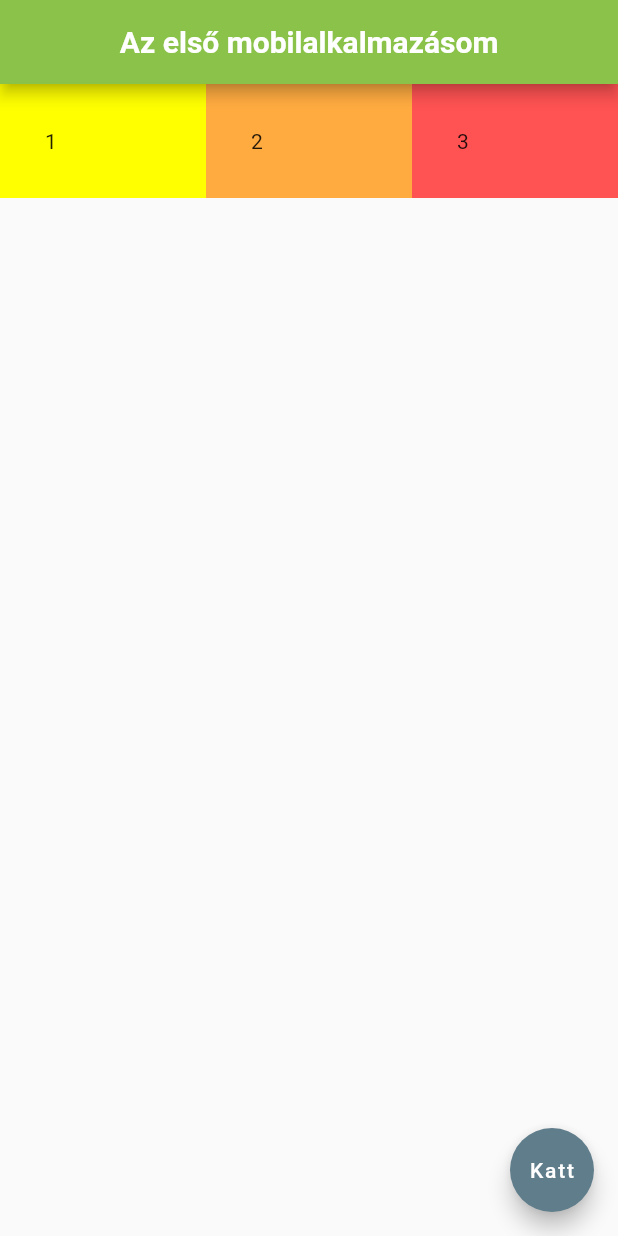
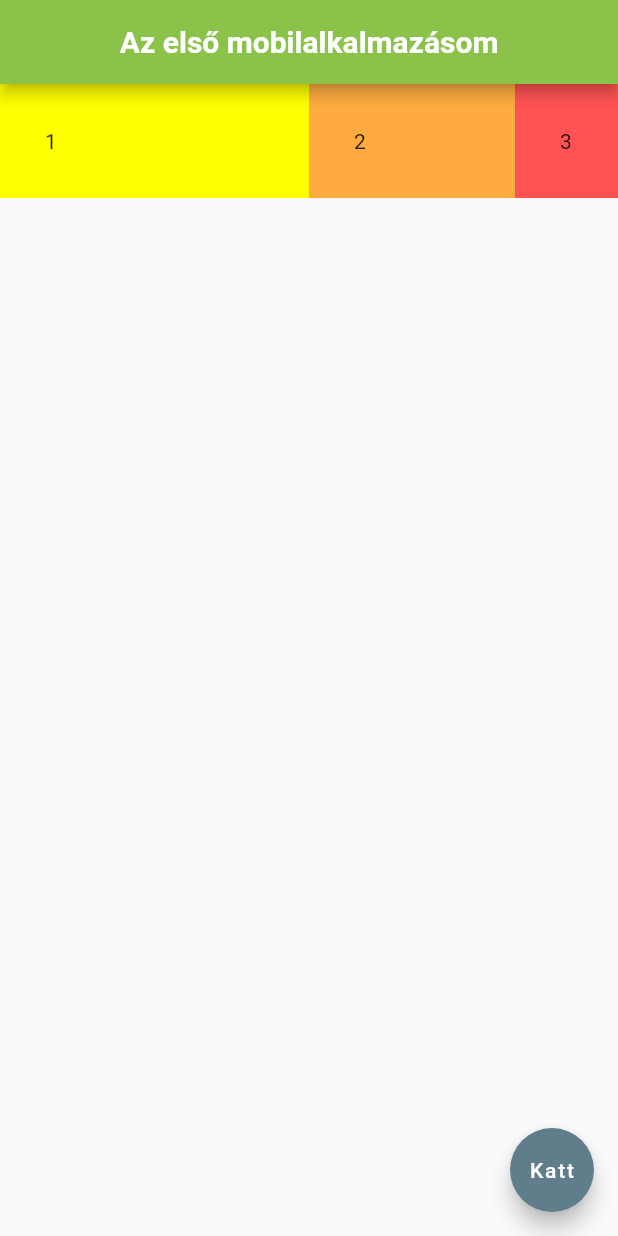
Before and after one commit to kobanya/mobilalkalmazas, a Flutter app: the screen it shows after launch, on a phone screen of 412 x 824 dp. Run offline on Flutter 3.47's test engine with Material 2 defaults, Android fonts, the phone set to English and light mode, and no system bars.

Commit message:
Sorok kihúzása a teljes képernyőszélességre  ARÁNY megadásával:  Expanded  FLEX, funkció

```diff
--- a/lib/main.dart
+++ b/lib/main.dart
@@ -24,8 +24,10 @@ class Kezdo extends StatelessWidget {
           // Sorban elhelyezet  Expanded Widget-ek
           body: Row(
             children: <Widget> [
-              // széthúzzuk a konténert a képernyő teljes szélességére
-                  Expanded(
+              // széthúzzuk a konténert a képernyő teljes szélességére a megyadott arány  szerint
+
+              Expanded(
+                flex:3,
                     child: Container(
                     padding: EdgeInsets.all(30),
                     color: Colors.yellowAccent,
@@ -35,6 +37,7 @@ class Kezdo extends StatelessWidget {
                   ),
                 ),
                 Expanded(
+                flex: 2,
                 child: Container(
                 padding: EdgeInsets.all(30),
                 color: Colors.orangeAccent,
@@ -42,6 +45,7 @@ class Kezdo extends StatelessWidget {
               ),
                 ),
               Expanded(
+                flex: 1,
                 child: Container(
                 padding: EdgeInsets.all(30),
                 color: Colors.redAccent,
```
